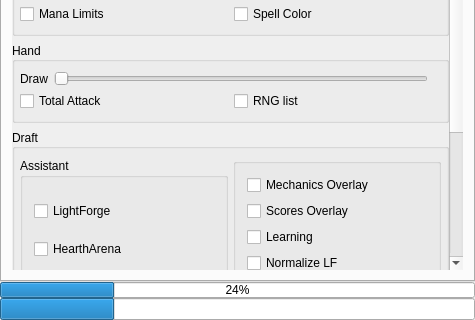
This is mainwindow.ui in supertriodo/Arena-Tracker as Qt 5 draws it before an edit; both pictures show x 0 to 475 and y 377 to 697 of the 475 by 697 pixel window. The edited form follows.
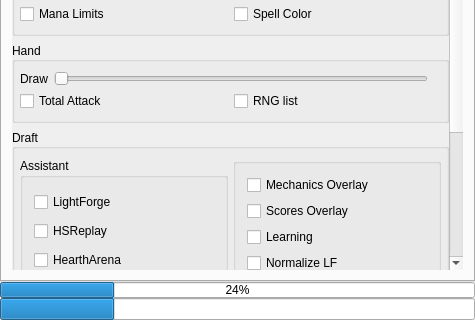
This is the edited form. The open tabs and pages were chosen to show the change. Icons and pictures are not drawn. Custom widgets are drawn as their Qt base class.

Commit message: Add Assistant HSReplay checkbox.

What changed in the file:
```diff
--- a/mainwindow.ui
+++ b/mainwindow.ui
@@ -2057,6 +2057,16 @@
                       </property>
                      </widget>
                     </item>
+                    <item>
+                     <widget class="QCheckBox" name="configCheckHSR">
+                      <property name="toolTip">
+                       <string>HSReplay Winrates</string>
+                      </property>
+                      <property name="text">
+                       <string>HSReplay</string>
+                      </property>
+                     </widget>
+                    </item>
                     <item>
                      <widget class="QCheckBox" name="configCheckHA">
                       <property name="text">
```
Left out of the diff: 6 changed lines with no effect on the pictures. The commit also changes 2 other files.
